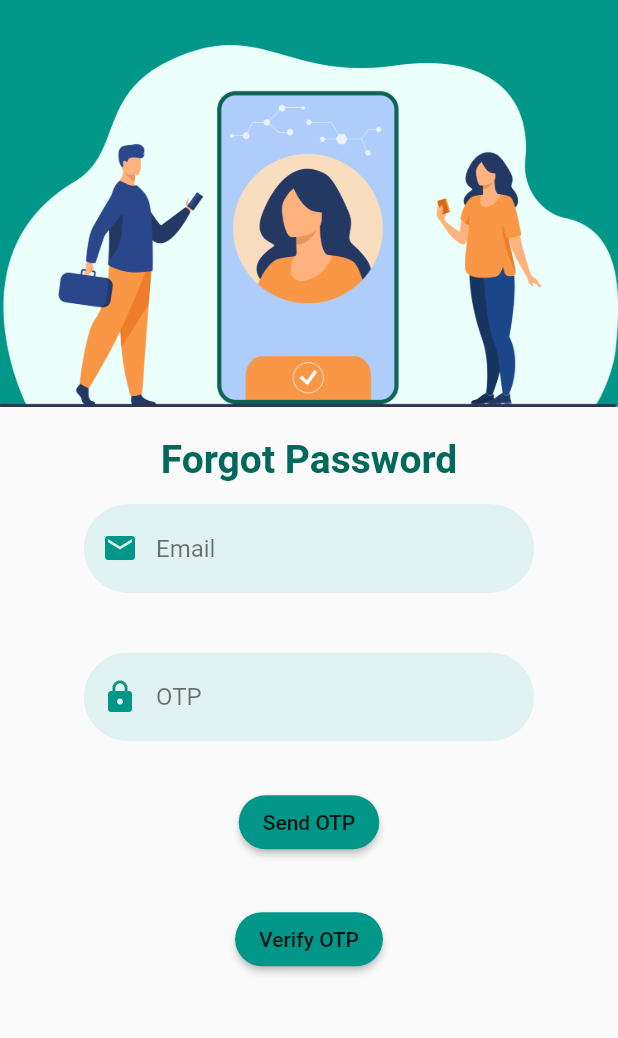
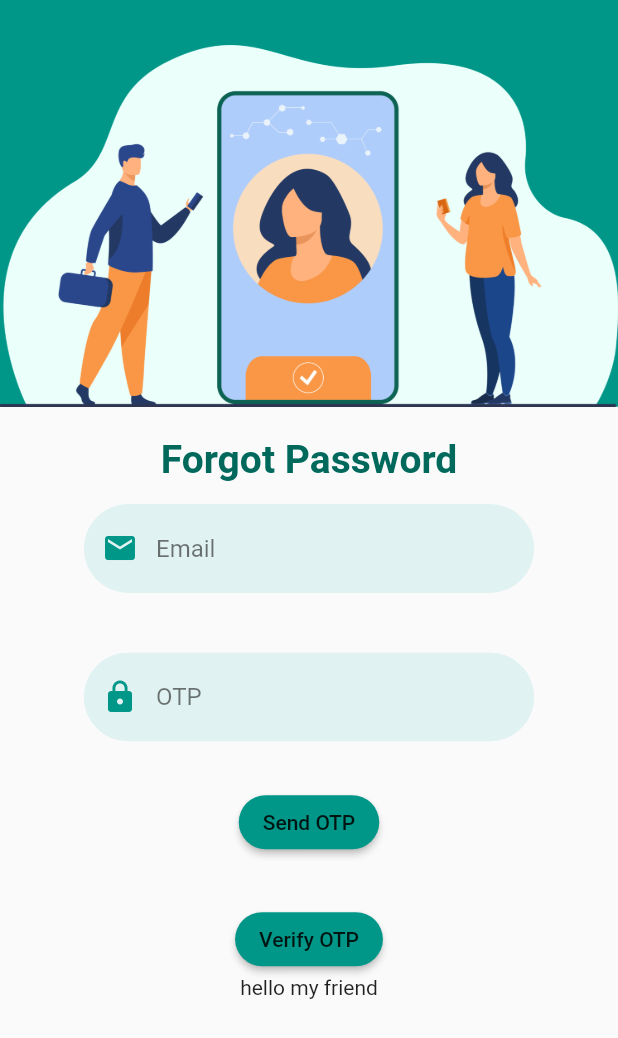
Before and after one commit to Nive-tha/new-repo, a Flutter app: the ForgetPass screen opened directly, on a phone screen of 412 x 824 dp. Shown: the top 1038 px of the screen. Run offline on Flutter 3.47's test engine with Material 2 defaults, Android fonts, the light colour scheme and no system bars; our stand-ins replace carousel_slider, cool_alert, firebase_auth, firebase_core, google_maps_flutter, google_sign_in and 4 more; missing offline and left inert: firebase_auth_web, firebase_core_web, flutter_facebook_auth, flutter_facebook_auth_web, flutter_facebook_login, geocoder and 3 more; accounts and stored records are empty; Roboto replaces fonts that are missing (Montserrat).

Commit message:
forget pass.dart modified

```diff
--- a/lib/Forgetpass.dart
+++ b/lib/Forgetpass.dart
@@ -147,7 +147,8 @@ class _ForgetPassState extends State<ForgetPass> {
               verifyOtp(e, o);
             },
             child: Text("Verify OTP"),
-          )
+          ),
+          Text('hello my friend'),
         ],
       ))
     ])));
```
